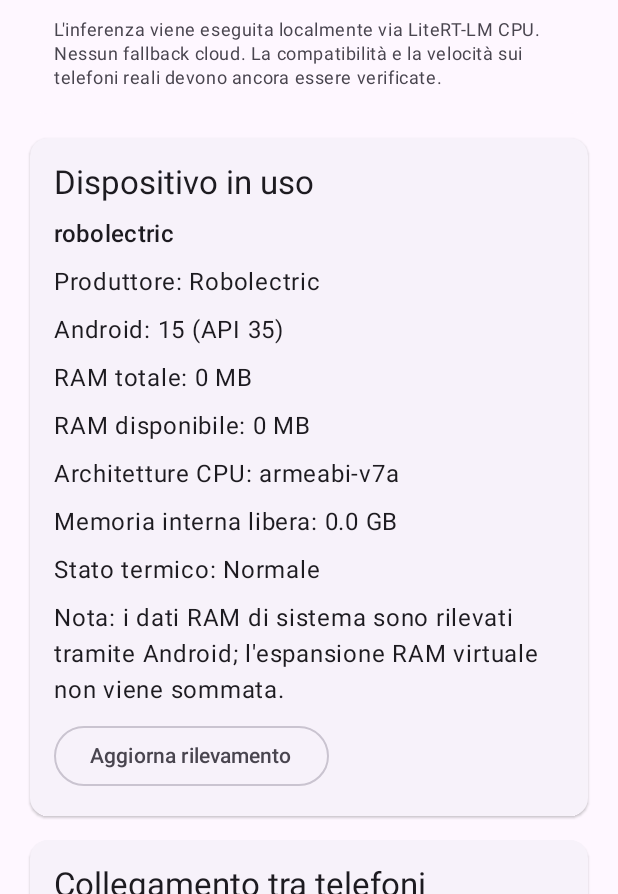
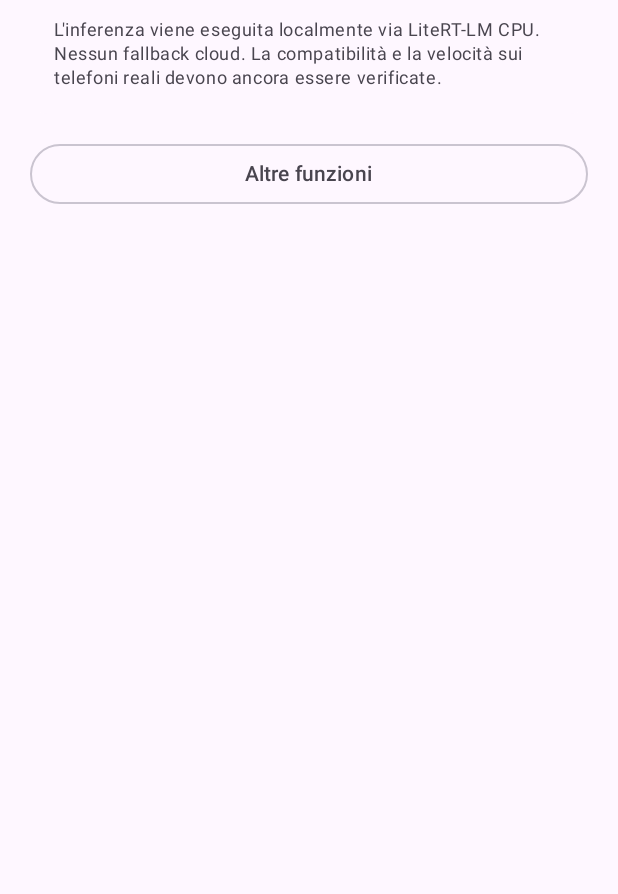
Before and after one commit to damianoavvocato-star/SuperIA, an Android app built with Jetpack Compose: the screen it shows after launch (MainActivity), on a phone screen of 412 x 824 dp, the part 342-1236 px from its top. Run offline under Robolectric (Android 15) with nearby library versions, the phone set to English and light mode, and no system bars; libraries missing offline, so code that uses them is left out: com.google.ai.edge; pictures from the network do not load.

Commit message:
Keep the main screen focused on chat and tuck secondary tools away

```diff
--- a/android/app/src/main/java/it/superiaprivata/app/MainActivity.kt
+++ b/android/app/src/main/java/it/superiaprivata/app/MainActivity.kt
@@ -35,6 +35,7 @@ class MainActivity : ComponentActivity() {
                 var pairingError by remember { mutableStateOf<String?>(null) }
                 var documentContext by remember { mutableStateOf<String?>(null) }
                 var showDocuments by remember { mutableStateOf(false) }
+                var showMore by remember { mutableStateOf(false) }
                 val identityStore = remember { DeviceIdentityStore() }
 
                 Surface(
@@ -66,6 +67,15 @@ class MainActivity : ComponentActivity() {
                             }
                         }
                         item { AssistantChatPanel(documentContext = documentContext) }
+                        item {
+                            OutlinedButton(
+                                onClick = { showMore = !showMore },
+                                modifier = Modifier.fillMaxWidth()
+                            ) {
+                                Text(if (showMore) "Nascondi altre funzioni" else "Altre funzioni")
+                            }
+                        }
+                        if (showMore) {
                         item {
                             ElevatedCard {
                                 Column(Modifier.padding(16.dp), verticalArrangement = Arrangement.spacedBy(8.dp)) {
@@ -161,6 +171,7 @@ class MainActivity : ComponentActivity() {
                                 style = MaterialTheme.typography.bodySmall
                             )
                         }
+                        }
                     }
                 }
             }
```
